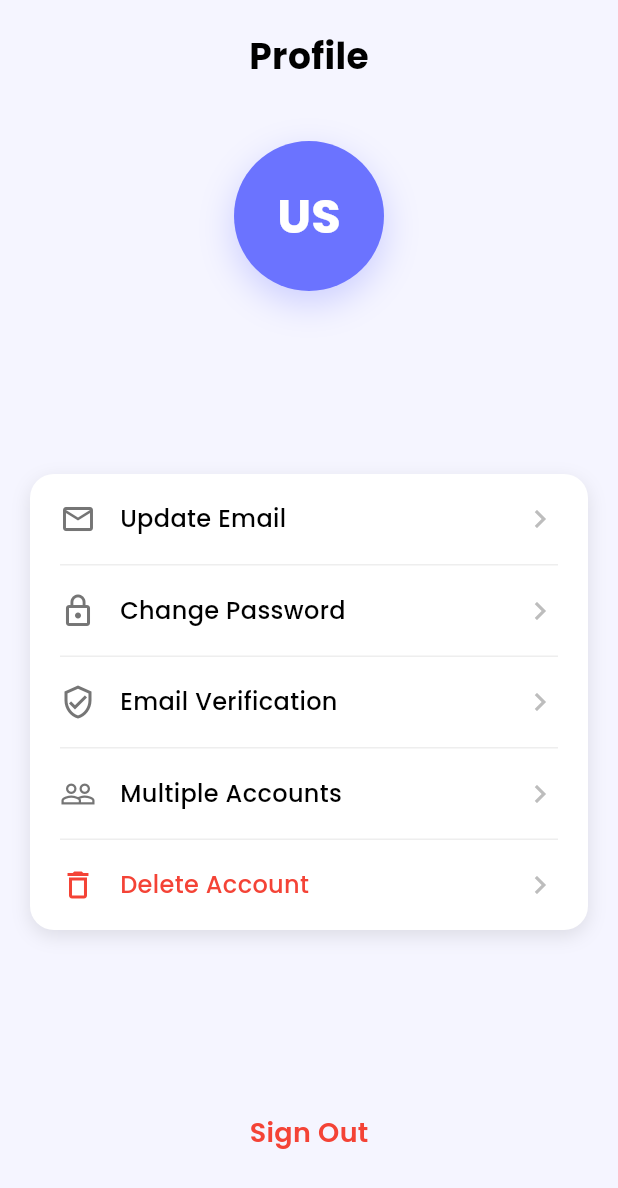
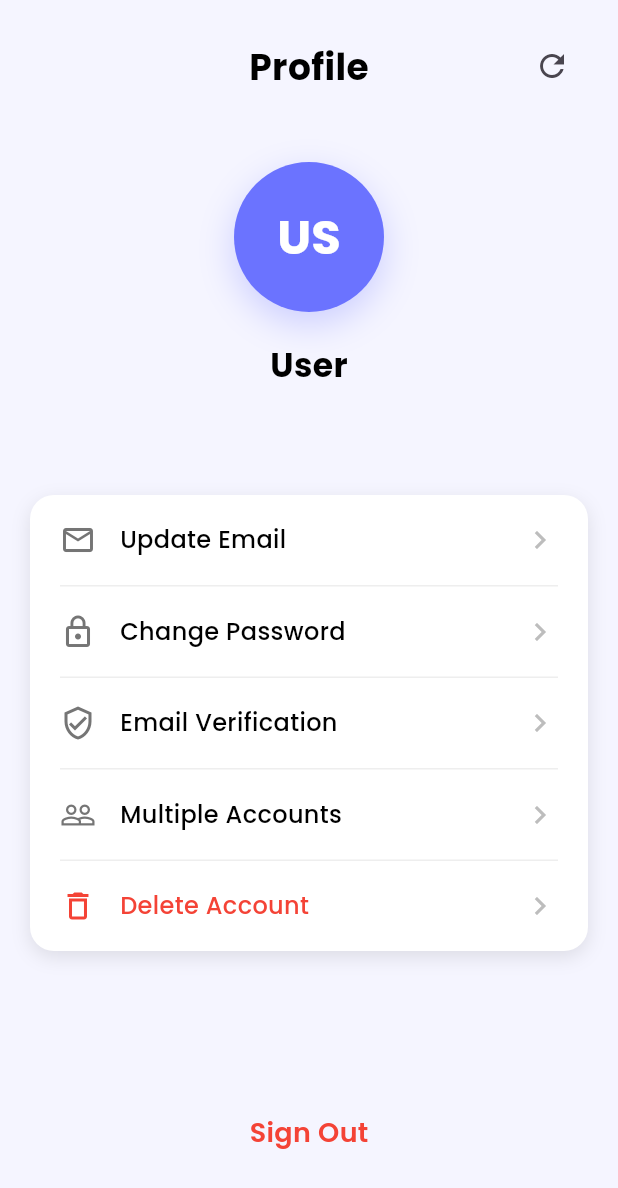
Before and after one commit to anjumArnab/AuthSync, a Flutter app: the screen it shows once a user with an empty profile is signed in, on a phone screen of 412 x 824 dp. Shown: the top 1188 px of the screen. Run offline on Flutter 3.47's test engine with Material 3 defaults, Android fonts, the phone set to English and light mode, and no system bars; our stand-ins replace firebase_auth, firebase_core, flutter_secure_storage, google_fonts; accounts and stored records are empty; generated files the repository leaves out were written again.

Commit message:
refactor ProfilePage to use state variables for dynamic user data

```diff
--- a/lib/views/profile_page.dart
+++ b/lib/views/profile_page.dart
@@ -18,9 +18,51 @@ class ProfilePage extends StatefulWidget {
 class _ProfilePageState extends State<ProfilePage> {
   final AuthService _authService = AuthService();
 
-  // Dynamic user data
-  String get userName {
+  // State variables for user data
+  String _userName = "";
+  String _userEmail = "";
+  String _userInitials = "US";
+  bool _isLoading = true;
+
+  @override
+  void initState() {
+    super.initState();
+    _loadUserData();
+  }
+
+  Future<void> _loadUserData() async {
+    setState(() {
+      _isLoading = true;
+    });
+
+    try {
       final email = _authService.getCurrentUserEmail();
+      final displayName = _authService.getCurrentUserDisplayName();
+
+      setState(() {
+        _userEmail = email ?? "";
+        _userName = _getUserNameFromEmail(email, displayName);
+        _userInitials = _getUserInitialsFromEmail(email);
+        _isLoading = false;
+      });
+    } catch (e) {
+      print('Error loading user data: $e');
+      setState(() {
+        _userName = "User";
+        _userEmail = "";
+        _userInitials = "US";
+        _isLoading = false;
+      });
+    }
+  }
+
+  String _getUserNameFromEmail(String? email, String? displayName) {
+    // If display name is available, use it
+    if (displayName != null && displayName.isNotEmpty) {
+      return displayName;
+    }
+
+    // Otherwise, process the email
     if (email != null && email.contains('@')) {
       // Get the part before @ and capitalize first letter of each word
       final localPart = email.split('@')[0];
@@ -33,13 +75,10 @@ class _ProfilePageState extends State<ProfilePage> {
               : '')
           .join(' ');
     }
-    return _authService.getCurrentUserDisplayName() ?? "User";
+    return "User";
   }
 
-  String get userEmail => _authService.getCurrentUserEmail() ?? "";
-
-  String get userInitials {
-    final email = _authService.getCurrentUserEmail();
+  String _getUserInitialsFromEmail(String? email) {
     if (email != null && email.length >= 2) {
       return email.substring(0, 2).toUpperCase();
     }
@@ -93,12 +132,17 @@ class _ProfilePageState extends State<ProfilePage> {
     }
   }
 
-  void _navigateToUpdateEmail() {
-    Navigator.of(context).push(
+  void _navigateToUpdateEmail() async {
+    final result = await Navigator.of(context).push(
       MaterialPageRoute(
         builder: (context) => const UpdateEmailPage(),
       ),
     );
+
+    // Refresh user data if email was updated
+    if (result == true) {
+      _loadUserData();
+    }
   }
 
   void _navigateToChangePassword() {
@@ -117,12 +161,17 @@ class _ProfilePageState extends State<ProfilePage> {
     );
   }
 
-  void _navigateToMultipleAccounts() {
-    Navigator.of(context).push(
+  void _navigateToMultipleAccounts() async {
+    final result = await Navigator.of(context).push(
       MaterialPageRoute(
         builder: (context) => const AccountsPage(),
       ),
     );
+
+    // If account was switched, refresh the profile page
+    if (result == true) {
+      _loadUserData();
+    }
   }
 
   void _navigateToDeleteAccount() {
@@ -138,7 +187,13 @@ class _ProfilePageState extends State<ProfilePage> {
     return Scaffold(
       backgroundColor: const Color(0xFFF5F5FF),
       body: SafeArea(
-        child: SingleChildScrollView(
+        child: _isLoading
+            ? const Center(
+                child: CircularProgressIndicator(
+                  color: Color(0xFF6B73FF),
+                ),
+              )
+            : SingleChildScrollView(
                 padding: const EdgeInsets.all(20.0),
                 child: ConstrainedBox(
                   constraints: BoxConstraints(
@@ -149,7 +204,12 @@ class _ProfilePageState extends State<ProfilePage> {
                   child: IntrinsicHeight(
                     child: Column(
                       children: [
-                  // Header with title and settings icon
+                        // Header with title and refresh button
+                        Row(
+                          mainAxisAlignment: MainAxisAlignment.spaceBetween,
+                          children: [
+                            const SizedBox(
+                                width: 48), // Balance the refresh button
                             const Text(
                               'Profile',
                               style: TextStyle(
@@ -157,6 +217,13 @@ class _ProfilePageState extends State<ProfilePage> {
                                 fontWeight: FontWeight.bold,
                                 color: Colors.black,
                               ),
+                            ),
+                            IconButton(
+                              icon: const Icon(Icons.refresh),
+                              onPressed: _loadUserData,
+                              tooltip: 'Refresh Profile',
+                            ),
+                          ],
                         ),
 
                         const SizedBox(height: 40),
@@ -178,7 +245,7 @@ class _ProfilePageState extends State<ProfilePage> {
                           ),
                           child: Center(
                             child: Text(
-                        userInitials,
+                              _userInitials,
                               style: const TextStyle(
                                 fontSize: 32,
                                 fontWeight: FontWeight.bold,
@@ -192,7 +259,7 @@ class _ProfilePageState extends State<ProfilePage> {
 
                         // User Name
                         Text(
-                    userName,
+                          _userName,
                           style: const TextStyle(
                             fontSize: 22,
                             fontWeight: FontWeight.bold,
@@ -204,7 +271,7 @@ class _ProfilePageState extends State<ProfilePage> {
 
                         // User Email
                         Text(
-                    userEmail,
+                          _userEmail,
                           style: const TextStyle(
                             fontSize: 16,
                             color: Colors.grey,
```
Lines whose indentation alone changed are shown as unchanged.
